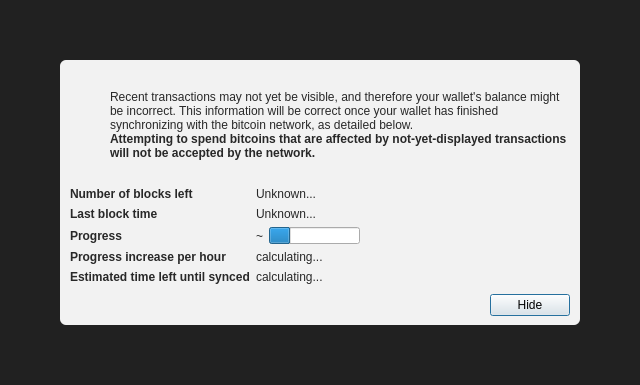
First picture: the form in src/qt/forms/modaloverlay.ui, repository Ilankay/ilancoin, before the edit.
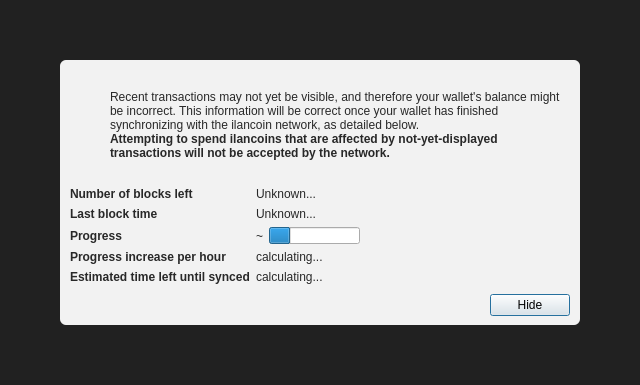
Second picture: the form after the edit. Icons and pictures are not drawn.

Commit message: changed names from bitcoin to ilancoin

Diff of the .ui file:
```diff
--- a/src/qt/forms/modaloverlay.ui
+++ b/src/qt/forms/modaloverlay.ui
@@ -130,7 +130,7 @@
              <item>
               <widget class="QLabel" name="infoText">
                <property name="text">
-                <string>Recent transactions may not yet be visible, and therefore your wallet's balance might be incorrect. This information will be correct once your wallet has finished synchronizing with the bitcoin network, as detailed below.</string>
+                <string>Recent transactions may not yet be visible, and therefore your wallet's balance might be incorrect. This information will be correct once your wallet has finished synchronizing with the ilancoin network, as detailed below.</string>
                </property>
                <property name="textFormat">
                 <enum>Qt::RichText</enum>
@@ -149,7 +149,7 @@
                 </font>
                </property>
                <property name="text">
-                <string>Attempting to spend bitcoins that are affected by not-yet-displayed transactions will not be accepted by the network.</string>
+                <string>Attempting to spend ilancoins that are affected by not-yet-displayed transactions will not be accepted by the network.</string>
                </property>
                <property name="textFormat">
                 <enum>Qt::RichText</enum>
```
The commit also changes 1389 other files.
